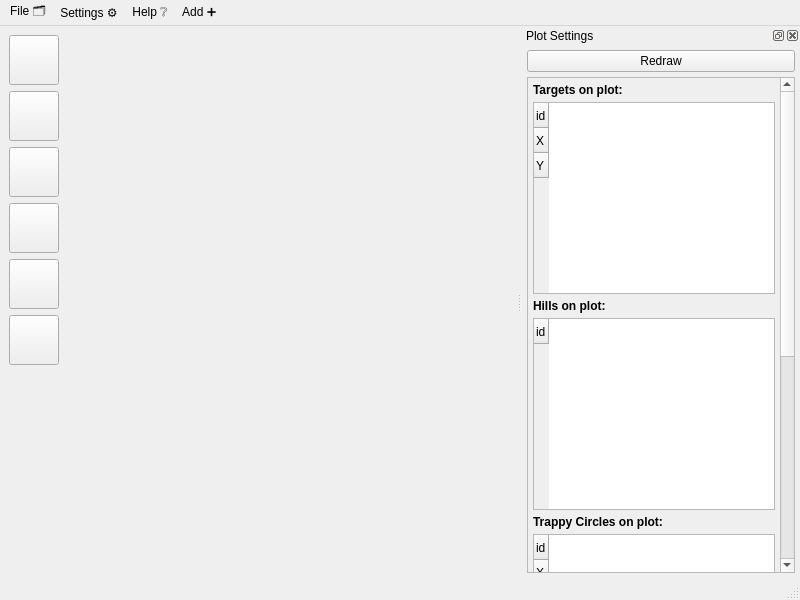
The window that main/mainwindow.ui (UmbrellaLeaf5/locus_no_pilotus) describes before a commit, drawn with Qt 5.
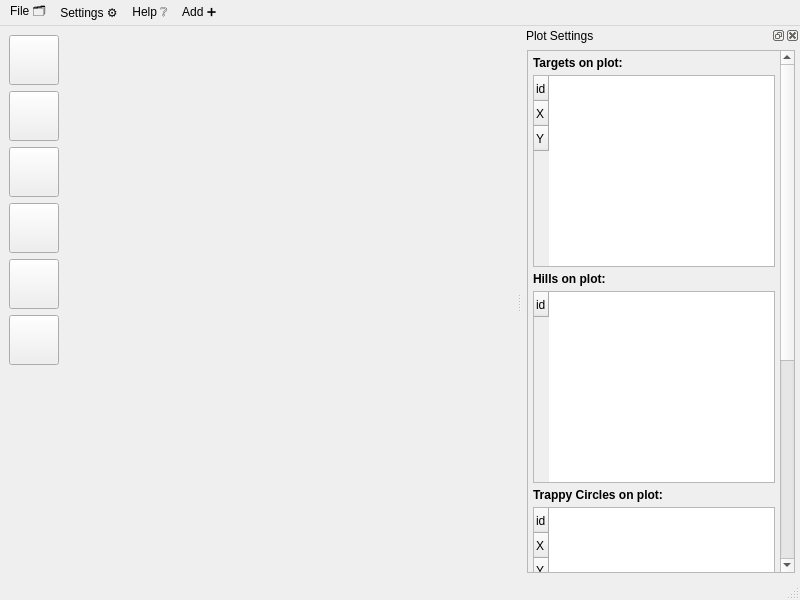
The same window after the commit. Icons and pictures are not drawn. Custom widgets are drawn as their Qt base class.

Commit message: remove redraw button

What changed in the file:
```diff
--- a/main/mainwindow.ui
+++ b/main/mainwindow.ui
@@ -329,7 +329,7 @@
    <property name="minimumSize">
     <size>
      <width>175</width>
-     <height>117</height>
+     <height>130</height>
     </size>
    </property>
    <property name="baseSize">
@@ -395,22 +395,6 @@
      <property name="bottomMargin">
       <number>5</number>
      </property>
-     <item>
-      <widget class="QPushButton" name="redrawPushButton">
-       <property name="sizePolicy">
-        <sizepolicy hsizetype="Preferred" vsizetype="Preferred">
-         <horstretch>0</horstretch>
-         <verstretch>0</verstretch>
-        </sizepolicy>
-       </property>
-       <property name="cursor">
-        <cursorShape>PointingHandCursor</cursorShape>
-       </property>
-       <property name="text">
-        <string>Redraw</string>
-       </property>
-      </widget>
-     </item>
      <item>
       <widget class="QScrollArea" name="guiObjectsScrollArea">
        <property name="baseSize">
```
Left out of the diff: 2 changed lines with no effect on the pictures. The commit also changes 2 other files.
